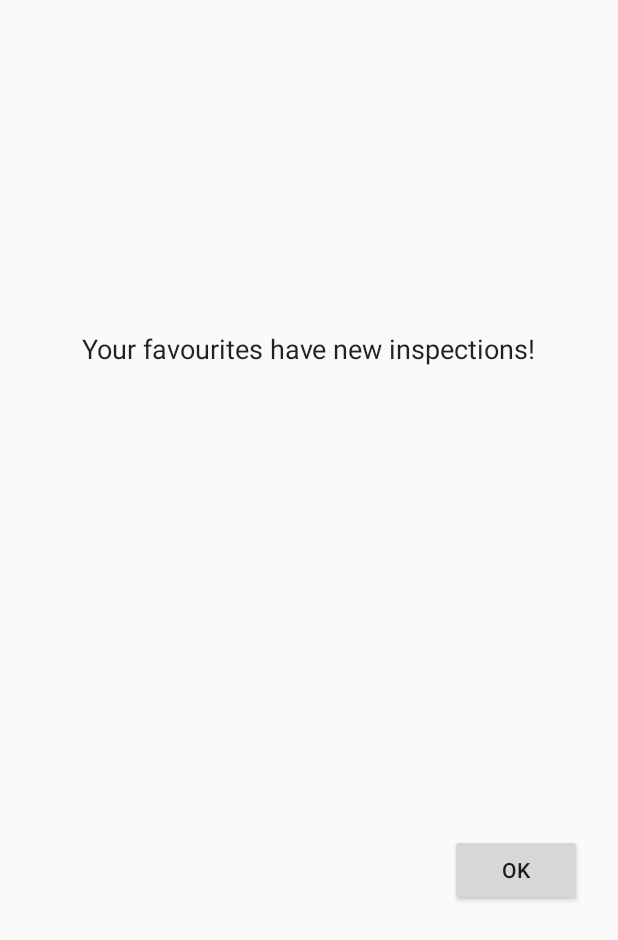
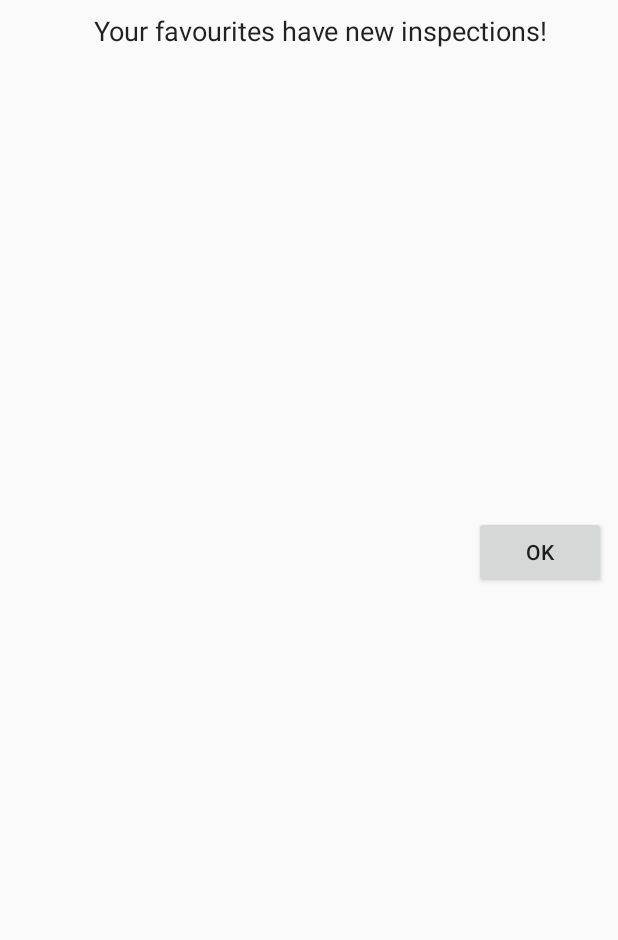
Before and after one commit to Daniel-Olivera/cmpt-276-project, an Android app: the layout dialog_new_starred_inspections.xml on its own in the app's theme, with its tools: preview values and no code run, on a phone screen of 412 x 824 dp. Shown: the top 940 px of the screen. Run offline under Robolectric (Android 15) with nearby library versions, the light colour scheme and no system bars; network calls fail.

Commit message:
Fixing NewStarredInspection Dialog layout issues 2

```diff
--- a/app/src/main/res/layout/dialog_new_starred_inspections.xml
+++ b/app/src/main/res/layout/dialog_new_starred_inspections.xml
@@ -9,11 +9,8 @@
         android:id="@+id/layoutNewInspectionInner"
         android:layout_width="match_parent"
         android:layout_height="wrap_content"
-        android:layout_marginStart="16dp"
-        android:layout_marginEnd="16dp"
         android:minWidth="390dp"
         android:minHeight="400dp"
-        app:layout_constraintBottom_toBottomOf="parent"
         app:layout_constraintEnd_toEndOf="parent"
         app:layout_constraintStart_toStartOf="parent"
         app:layout_constraintTop_toTopOf="parent">
@@ -22,6 +19,7 @@
             android:id="@+id/txtNewInspsTitle"
             android:layout_width="wrap_content"
             android:layout_height="wrap_content"
+            android:layout_marginStart="16dp"
             android:layout_marginTop="8dp"
             android:text="@string/dialog_new_starred_inspections"
             android:textColor="?android:attr/textColorPrimary"
@@ -34,7 +32,8 @@
             android:id="@+id/listStarred"
             android:layout_width="match_parent"
             android:layout_height="0dp"
-            android:layout_marginTop="8dp"
+            android:layout_marginStart="8dp"
+            android:layout_marginEnd="8dp"
             app:layout_constraintBottom_toTopOf="@+id/btnNewInspOK"
             app:layout_constraintEnd_toEndOf="parent"
             app:layout_constraintStart_toStartOf="parent"
```
